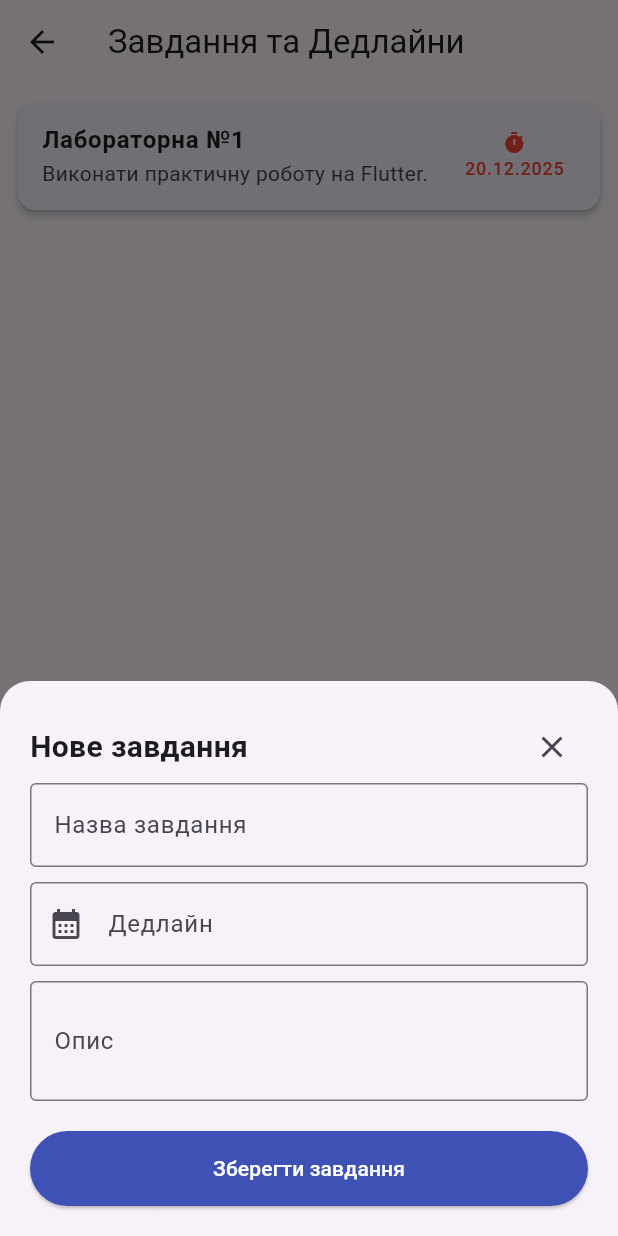
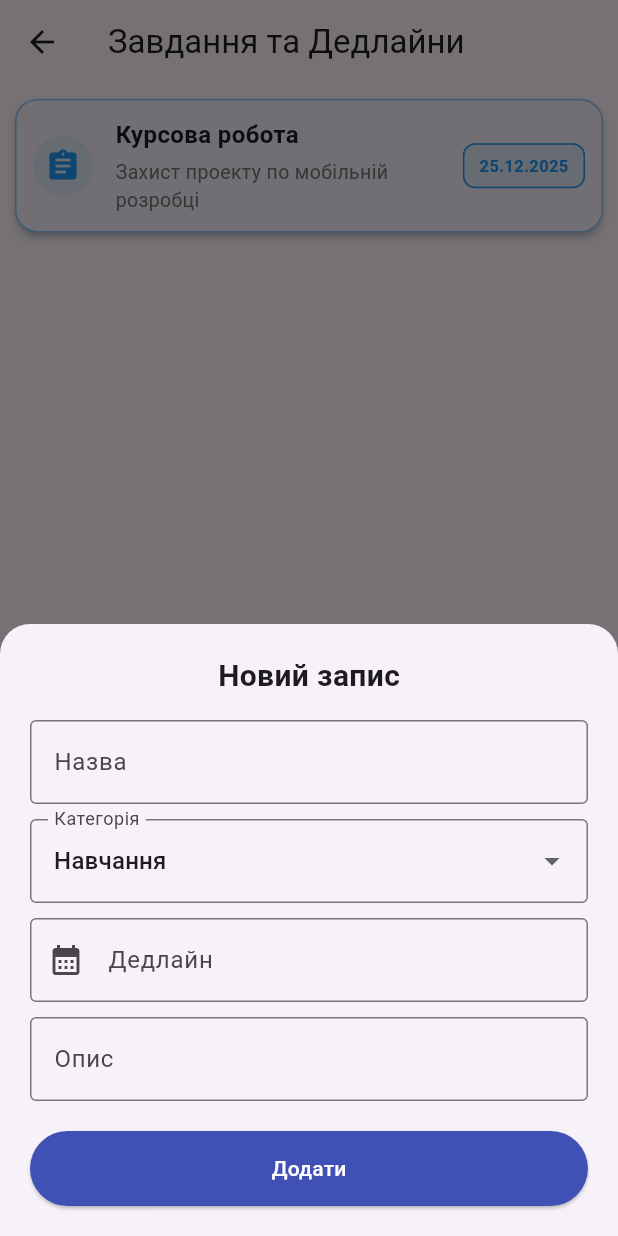
Before and after one commit to dmytroprotsenko1-lang/MICT, a Flutter app: the TasksScreen screen opened directly, after a tap on the "add" icon, on a phone screen of 412 x 824 dp. Run offline on Flutter 3.47's test engine with Material 3 defaults, Android fonts, the phone set to English and light mode, and no system bars.

Commit message:
added ability to change colors of the tasks

```diff
--- a/lib/screens/tasks.dart
+++ b/lib/screens/tasks.dart
@@ -1,11 +1,15 @@
 import 'package:flutter/material.dart';
-import 'package:intl/intl.dart'; // Додайте intl: ^0.19.0 у pubspec.yaml для форматування
+import 'package:intl/intl.dart';
 
 class Task {
   String title;
   String deadline;
   String description;
-  Task(this.title, this.deadline, this.description);
+  String category;
+  Color color;
+
+  Task(this.title, this.deadline, this.description, this.category,
+      {this.color = Colors.red});
 }
 
 class TasksScreen extends StatefulWidget {
@@ -17,21 +21,73 @@ class TasksScreen extends StatefulWidget {
 
 class _TasksScreenState extends State<TasksScreen> {
   final List<Task> _tasks = [
-    Task('Лабораторна №1', '20.12.2025', 'Виконати практичну роботу на Flutter.'),
+    Task('Курсова робота', '25.12.2025', 'Захист проекту по мобільній розробці', 'Проєкт', color: Colors.blue),
   ];
+
+  final List<String> _categories = ['Навчання', 'Проєкт', 'Важливо'];
+  String _selectedCategory = 'Навчання';
+
+  // Вікно дій для всього завдання
+  void _showActionDialog(int index) {
+    showDialog(
+      context: context,
+      builder: (context) => AlertDialog(
+        title: Text("Завдання: ${_tasks[index].title}"),
+        content: Column(
+          mainAxisSize: MainAxisSize.min,
+          crossAxisAlignment: CrossAxisAlignment.start,
+          children: [
+            const Text("Змінити колір дедлайну:"),
+            const SizedBox(height: 15),
+            Row(
+              mainAxisAlignment: MainAxisAlignment.spaceAround,
+              children: [
+                _colorCircle(index, Colors.red),
+                _colorCircle(index, Colors.orange),
+                _colorCircle(index, Colors.blue),
+                _colorCircle(index, Colors.green),
+              ],
+            ),
+          ],
+        ),
+        actions: [
+          TextButton.icon(
+            onPressed: () {
+              setState(() => _tasks.removeAt(index));
+              Navigator.pop(context);
+            },
+            icon: const Icon(Icons.delete_forever, color: Colors.red),
+            label: const Text("Видалити", style: TextStyle(color: Colors.red)),
+          ),
+          TextButton(
+            onPressed: () => Navigator.pop(context),
+            child: const Text("Закрити"),
+          ),
+        ],
+      ),
+    );
+  }
+
+  Widget _colorCircle(int index, Color color) {
+    return GestureDetector(
+      onTap: () {
+        setState(() => _tasks[index].color = color);
+        Navigator.pop(context);
+      },
+      child: CircleAvatar(backgroundColor: color, radius: 18),
+    );
+  }
 
   void _addNewTask() {
     TextEditingController titleController = TextEditingController();
     TextEditingController dateController = TextEditingController();
     TextEditingController descController = TextEditingController();
-  String? localErrorMessage; // Змінна для збереження тексту помилки
+    String? localErrorMessage;
 
     showModalBottomSheet(
       context: context,
       isScrollControlled: true,
-    shape: const RoundedRectangleBorder(
-      borderRadius: BorderRadius.vertical(top: Radius.circular(20)),
-    ),
+      shape: const RoundedRectangleBorder(borderRadius: BorderRadius.vertical(top: Radius.circular(20))),
       builder: (context) => StatefulBuilder(
         builder: (context, setModalState) => Padding(
           padding: EdgeInsets.only(
@@ -40,106 +96,57 @@ class _TasksScreenState extends State<TasksScreen> {
           ),
           child: Column(
             mainAxisSize: MainAxisSize.min,
-          crossAxisAlignment: CrossAxisAlignment.start,
             children: [
-            // ЗАГОЛОВОК ТА ПОПЕРЕДЖЕННЯ
-            Row(
-              mainAxisAlignment: MainAxisAlignment.spaceBetween,
-              children: [
-                const Text("Нове завдання", style: TextStyle(fontSize: 20, fontWeight: FontWeight.bold)),
-                IconButton(onPressed: () => Navigator.pop(context), icon: const Icon(Icons.close)),
-              ],
+              const Text("Новий запис", style: TextStyle(fontSize: 20, fontWeight: FontWeight.bold)),
+              if (localErrorMessage != null)
+                Padding(
+                  padding: const EdgeInsets.only(top: 10),
+                  child: Text(localErrorMessage!, style: const TextStyle(color: Colors.red, fontWeight: FontWeight.bold)),
                 ),
-
-            // БЛОК ПОПЕРЕДЖЕННЯ (З'являється над полями введення)
-            if (localErrorMessage != null)
-              Container(
-                width: double.infinity,
-                padding: const EdgeInsets.all(10),
-                margin: const EdgeInsets.only(bottom: 15),
-                decoration: BoxDecoration(
-                  color: Colors.redAccent.withOpacity(0.1),
-                  borderRadius: BorderRadius.circular(8),
-                  border: Border.all(color: Colors.redAccent),
-                ),
-                child: Row(
-                  children: [
-                    const Icon(Icons.error_outline, color: Colors.redAccent, size: 20),
-                    const SizedBox(width: 10),
-                    Expanded(
-                      child: Text(
-                        localErrorMessage!,
-                        style: const TextStyle(color: Colors.redAccent, fontWeight: FontWeight.w600),
-                      ),
-                    ),
-                  ],
-                ),
-              ),
-
-            TextField(
-              controller: titleController,
-              decoration: const InputDecoration(labelText: "Назва завдання", border: OutlineInputBorder()),
+              const SizedBox(height: 15),
+              TextField(controller: titleController, decoration: const InputDecoration(labelText: "Назва", border: OutlineInputBorder())),
+              const SizedBox(height: 10),
+              DropdownButtonFormField<String>(
+                value: _selectedCategory,
+                decoration: const InputDecoration(labelText: "Категорія", border: OutlineInputBorder()),
+                items: _categories.map((c) => DropdownMenuItem(value: c, child: Text(c))).toList(),
+                onChanged: (val) => setModalState(() => _selectedCategory = val!),
               ),
               const SizedBox(height: 10),
               TextField(
                 controller: dateController,
                 readOnly: true,
-              decoration: const InputDecoration(
-                labelText: "Дедлайн",
-                prefixIcon: Icon(Icons.calendar_month),
-                border: OutlineInputBorder(),
-              ),
+                decoration: const InputDecoration(labelText: "Дедлайн", prefixIcon: Icon(Icons.calendar_month), border: OutlineInputBorder()),
                 onTap: () async {
-                DateTime? pickedDate = await showDatePicker(
+                  DateTime? picked = await showDatePicker(
                     context: context,
                     initialDate: DateTime.now(),
                     firstDate: DateTime.now(),
-                  lastDate: DateTime(2030),
+                    lastDate: DateTime(2030)
                   );
-                if (pickedDate != null) {
-                  setModalState(() {
-                    dateController.text = DateFormat('dd.MM.yyyy').format(pickedDate);
-                    localErrorMessage = null; // Приховуємо помилку при виборі
-                  });
+                  if (picked != null) {
+                    setModalState(() => dateController.text = DateFormat('dd.MM.yyyy').format(picked));
                   }
                 },
               ),
               const SizedBox(height: 10),
-            TextField(
-              controller: descController,
-              maxLines: 2,
-              decoration: const InputDecoration(labelText: "Опис", border: OutlineInputBorder()),
-            ),
+              TextField(controller: descController, decoration: const InputDecoration(labelText: "Опис", border: OutlineInputBorder())),
               const SizedBox(height: 20),
               SizedBox(
                 width: double.infinity,
                 child: ElevatedButton(
-                style: ElevatedButton.styleFrom(
-                  backgroundColor: Colors.indigo,
-                  foregroundColor: Colors.white,
-                  padding: const EdgeInsets.symmetric(vertical: 15),
-                ),
+                  style: ElevatedButton.styleFrom(backgroundColor: Colors.indigo, foregroundColor: Colors.white, padding: const EdgeInsets.all(15)),
                   onPressed: () {
-                  // Перевірка всіх полів
-                  if (titleController.text.trim().isEmpty ||
-                      dateController.text.isEmpty ||
-                      descController.text.trim().isEmpty) {
-                    setModalState(() {
-                      localErrorMessage = "Будь ласка, заповніть усі поля!";
-                    });
+                    if (titleController.text.isEmpty || dateController.text.isEmpty || descController.text.isEmpty) {
+                      setModalState(() => localErrorMessage = "Заповніть усі поля!");
                       return;
                     }
-
                     setState(() {
-                    _tasks.add(Task(
-                      titleController.text,
-                      dateController.text,
-                      descController.text
-                    ));
+                      _tasks.add(Task(titleController.text, dateController.text, descController.text, _selectedCategory));
                     });
                     Navigator.pop(context);
                   },
-                child: const Text("Зберегти завдання"),
+                  child: const Text("Додати"),
                 ),
               ),
             ],
@@ -155,30 +162,79 @@ class _TasksScreenState extends State<TasksScreen> {
       appBar: AppBar(title: const Text('Завдання та Дедлайни')),
       body: ListView.builder(
         itemCount: _tasks.length,
-        padding: const EdgeInsets.all(12),
-        itemBuilder: (context, index) => Card(
+        padding: const EdgeInsets.all(10),
+        itemBuilder: (context, index) {
+          final task = _tasks[index];
+          return Card(
             elevation: 2,
+            shape: RoundedRectangleBorder(
+              borderRadius: BorderRadius.circular(15),
+              side: BorderSide(color: task.color.withOpacity(0.5), width: 1),
+            ),
             margin: const EdgeInsets.only(bottom: 12),
-          child: ListTile(
-            title: Text(_tasks[index].title, style: const TextStyle(fontWeight: FontWeight.bold)),
-            subtitle: Text(_tasks[index].description),
-            trailing: Column(
-              mainAxisAlignment: MainAxisAlignment.center,
+            // Обгортаємо ListTile в InkWell для клікабельності всієї області
+            child: InkWell(
+              borderRadius: BorderRadius.circular(15),
+              onTap: () => _showActionDialog(index), // Тепер клікабельна вся картка
+              child: Padding(
+                padding: const EdgeInsets.all(12.0),
+                child: Row(
                   children: [
-                const Icon(Icons.timer, size: 16, color: Colors.red),
-                Text(_tasks[index].deadline, style: const TextStyle(color: Colors.red, fontSize: 12)),
+                    CircleAvatar(
+                      backgroundColor: task.color.withOpacity(0.1),
+                      child: Icon(_getIcon(task.category), color: task.color),
+                    ),
+                    const SizedBox(width: 15),
+                    Expanded(
+                      child: Column(
+                        crossAxisAlignment: CrossAxisAlignment.start,
+                        children: [
+                          Text(
+                            task.title,
+                            style: const TextStyle(fontWeight: FontWeight.bold, fontSize: 16),
+                          ),
+                          const SizedBox(height: 4),
+                          Text(
+                            task.description,
+                            style: TextStyle(color: Colors.grey[600], fontSize: 13),
+                            maxLines: 2,
+                            overflow: TextOverflow.ellipsis,
+                          ),
                         ],
                       ),
-            onLongPress: () => setState(() => _tasks.removeAt(index)),
+                    ),
+                    const SizedBox(width: 10),
+                    // Блок дедлайну
+                    Container(
+                      padding: const EdgeInsets.symmetric(horizontal: 10, vertical: 6),
+                      decoration: BoxDecoration(
+                        color: task.color.withOpacity(0.1),
+                        borderRadius: BorderRadius.circular(8),
+                        border: Border.all(color: task.color),
+                      ),
+                      child: Text(
+                        task.deadline,
+                        style: TextStyle(color: task.color, fontWeight: FontWeight.bold, fontSize: 11),
                       ),
                     ),
+                  ],
+                ),
+              ),
+            ),
+          );
+        },
       ),
       floatingActionButton: FloatingActionButton(
         onPressed: _addNewTask,
         backgroundColor: Colors.indigo,
-        // Змінюємо Icons.add_task на Icons.add
-        child: const Icon(Icons.add, color: Colors.white, size: 28),
+        child: const Icon(Icons.add, color: Colors.white),
       ),
     );
   }
+
+  IconData _getIcon(String category) {
+    if (category == 'Важливо') return Icons.priority_high;
+    if (category == 'Проєкт') return Icons.assignment;
+    return Icons.school;
   }
+}
```
Lines whose indentation alone changed are shown as unchanged.
